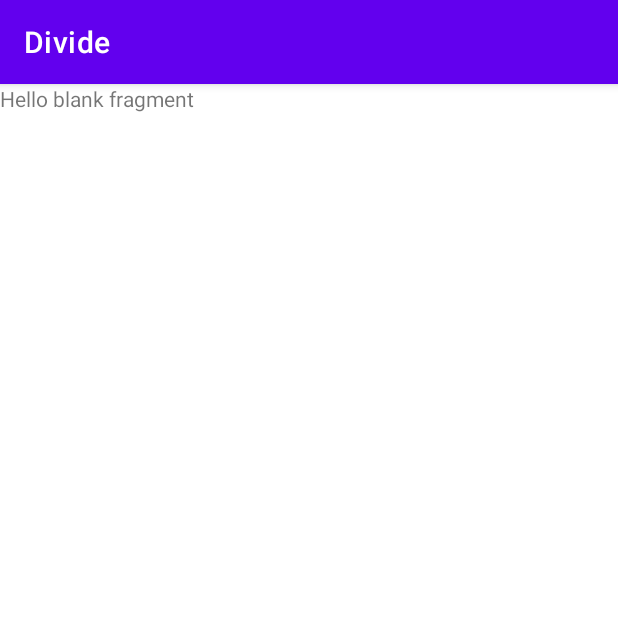
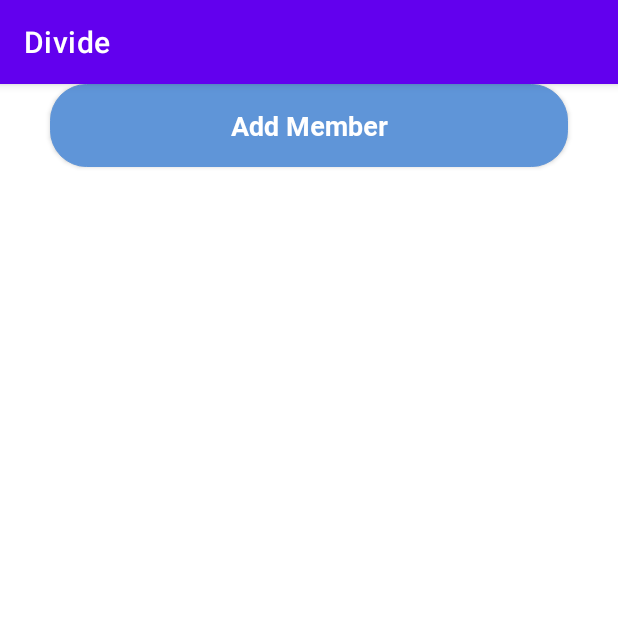
Before and after one commit to Yixingqie/Divide, an Android app: the fragment SelectionFragment shown on its own in the app's theme, on a phone screen of 412 x 824 dp, the top half of it. Run offline under Robolectric (Android 15) with nearby library versions, the phone set to English and light mode, and no system bars.

Commit message:
Merge selection and members and add members to listview

```diff
--- a/app/src/main/java/com/example/billsplit/SelectionFragment.java
+++ b/app/src/main/java/com/example/billsplit/SelectionFragment.java
@@ -1,12 +1,23 @@
 package com.example.billsplit;
+
+import static android.R.*;
 
 import android.os.Bundle;
 
+import androidx.annotation.NonNull;
 import androidx.fragment.app.Fragment;
+import androidx.fragment.app.FragmentResultListener;
 
 import android.view.LayoutInflater;
 import android.view.View;
 import android.view.ViewGroup;
+import android.widget.ArrayAdapter;
+import android.widget.Button;
+import android.widget.ListView;
+import android.widget.PopupWindow;
+import android.widget.TextView;
+
+import java.util.ArrayList;
 
 /**
  * A simple {@link Fragment} subclass.
@@ -14,6 +25,14 @@ import android.view.ViewGroup;
  * create an instance of this fragment.
  */
 public class SelectionFragment extends Fragment {
+
+    ArrayList<String> listItems=new ArrayList<String>();
+
+    //DEFINING A STRING ADAPTER WHICH WILL HANDLE THE DATA OF THE LISTVIEW
+    ArrayAdapter<String> adapter;
+
+    //RECORDING HOW MANY TIMES THE BUTTON HAS BEEN CLICKED
+    int clickCounter=0;
 
     // TODO: Rename parameter arguments, choose names that match
     // the fragment initialization parameters, e.g. ARG_ITEM_NUMBER
@@ -54,11 +73,43 @@ public class SelectionFragment extends Fragment {
             mParam2 = getArguments().getString(ARG_PARAM2);
         }
     }
+    private Button btnAddUser;
+    private ListView listView;
 
     @Override
     public View onCreateView(LayoutInflater inflater, ViewGroup container,
                              Bundle savedInstanceState) {
         // Inflate the layout for this fragment
-        return inflater.inflate(R.layout.fragment_selection, container, false);
+        final View view = inflater.inflate(R.layout.fragment_selection, container, false);
+        final View btnAddUser = view.findViewById(R.id.btnAddUser);
+        listView = view.findViewById(R.id.list);
+        adapter=new ArrayAdapter<String>(getActivity(),
+                layout.simple_list_item_1,
+                listItems);
+        listView.setAdapter(adapter);
+
+        btnAddUser.setOnClickListener(new View.OnClickListener() {
+            @Override
+            public void onClick(View view) {
+                openDialog();
+            }
+        });
+        return view;
+    }
+
+    public void openDialog(){
+        Dialogue dialog = new Dialogue();
+        dialog.show(getChildFragmentManager(), "example dialog");
+        getChildFragmentManager().setFragmentResultListener("data", this, new FragmentResultListener() {
+            @Override
+            public void onFragmentResult(@NonNull String requestKey, @NonNull Bundle result) {
+                addMember(result.getString("d1"));
+            }
+        });
+    }
+
+    public void addMember(String member) {
+        listItems.add(member);
+        adapter.notifyDataSetChanged();
     }
 }
--- a/app/src/main/res/layout/fragment_selection.xml
+++ b/app/src/main/res/layout/fragment_selection.xml
@@ -1,14 +1,33 @@
 <?xml version="1.0" encoding="utf-8"?>
-<FrameLayout xmlns:android="http://schemas.android.com/apk/res/android"
+<RelativeLayout
+    xmlns:android="http://schemas.android.com/apk/res/android"
     xmlns:tools="http://schemas.android.com/tools"
+    android:id="@+id/fragment_members"
     android:layout_width="match_parent"
     android:layout_height="match_parent"
-    tools:context=".SelectionFragment">
+    tools:context=".ReceiptFragment">
+    android:background="@color/lightBlue">
 
-    <!-- TODO: Update blank fragment layout -->
-    <TextView
-        android:layout_width="match_parent"
-        android:layout_height="match_parent"
-        android:text="@string/hello_blank_fragment" />
+    <androidx.appcompat.widget.AppCompatButton
+        android:id="@+id/btnAddUser"
+        style="@style/Button.Text"
+        android:layout_width="345dp"
+        android:layout_height="55dp"
+        android:layout_centerHorizontal="true"
+        android:layout_marginTop="0dp"
+        android:background="@drawable/image_text_btn"
+        android:gravity="center"
+        android:paddingLeft="100dp"
+        android:paddingRight="100dp"
+        android:textAlignment="center"
+        android:text="Add Member" />
 
-</FrameLayout>
+    <ListView
+        android:id="@+id/list"
+        android:layout_below="@id/btnAddUser"
+        android:layout_width="fill_parent"
+        android:layout_height="fill_parent"
+        android:drawSelectorOnTop="false"
+        />
+
+</RelativeLayout>
```
Also changed, not shown: app/src/main/java/com/example/billsplit/FragmentAdapter.java (deleted, +0 -31 lines), app/src/main/java/com/example/billsplit/MainActivity.java (+6 -8 lines), app/src/main/java/com/example/billsplit/MembersFragment.java (deleted, +0 -105 lines), app/src/main/res/layout/activity_main.xml (+0 -24 lines), app/src/main/res/layout/fragment_members.xml (deleted, +0 -38 lines), app/src/main/res/menu/menu_bottom.xml (+0 -9 lines).
